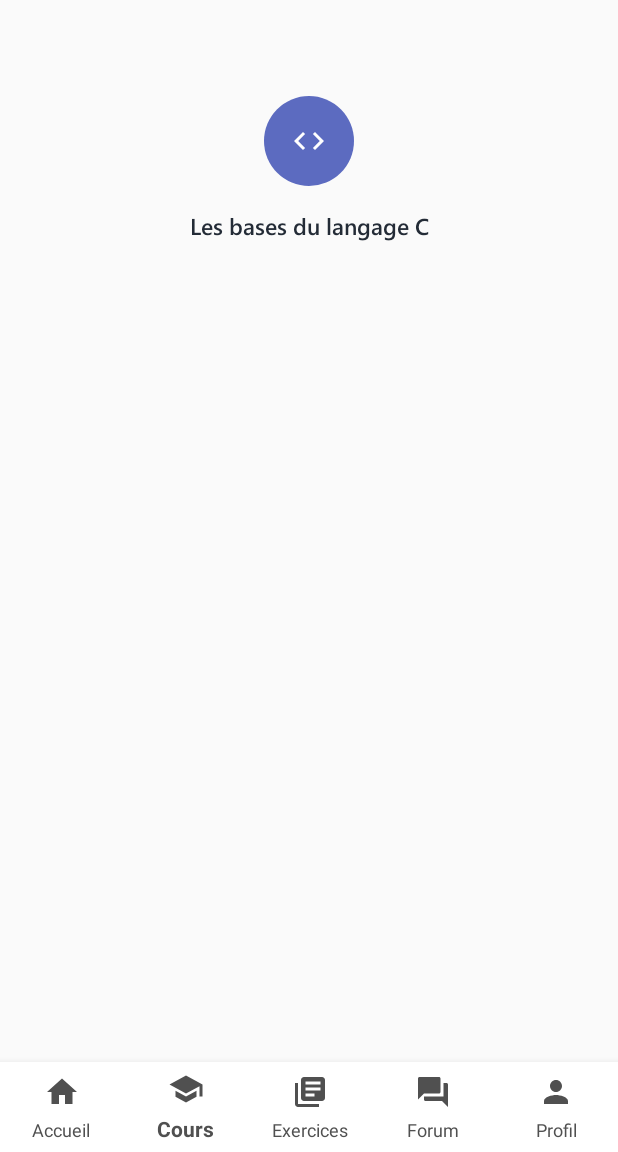
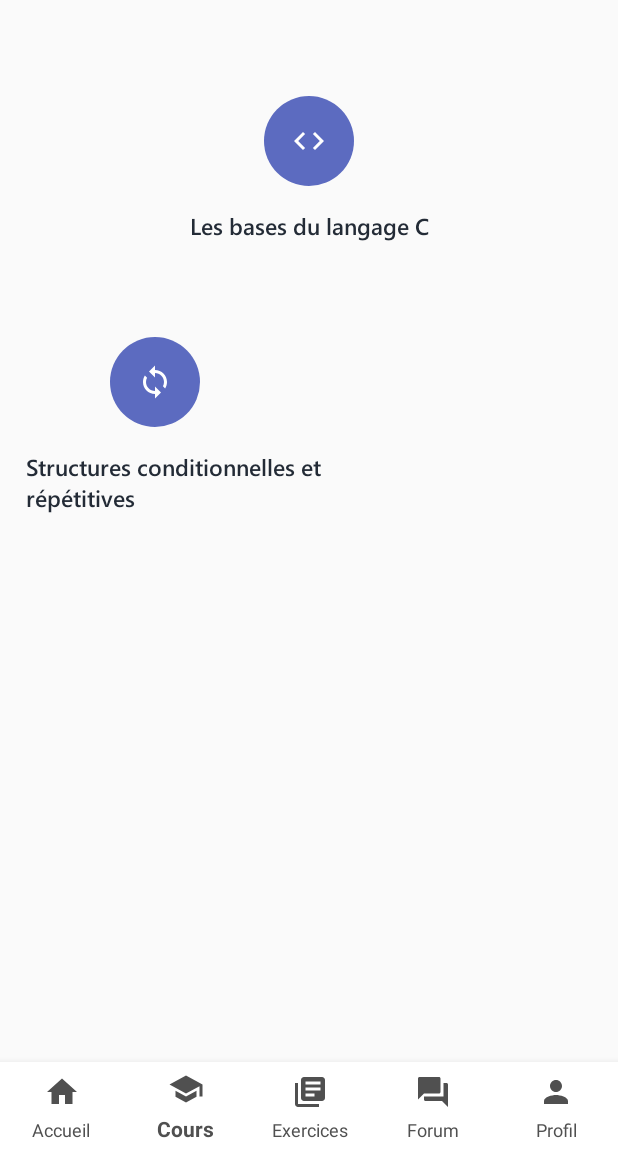
Before and after one commit to MestaouiYassine/ProgrammationC, an Android app: the screen it shows after launch once a user with an empty profile is signed in (HomeActivity), item 2 of the bottom bar chosen, on a phone screen of 412 x 824 dp, the part 84-1236 px from its top. Run offline under Robolectric (Android 15) with nearby library versions, the phone set to English and light mode, and no system bars; our stand-ins replace Firebase (no records; nobody signed in at launch, a user with empty details on screens opened directly); pictures from the network do not load.

Commit message:
Condit and loops course done

```diff
--- a/app/src/main/java/com/projet/programmationenc/MenuCoursesFragment.java
+++ b/app/src/main/java/com/projet/programmationenc/MenuCoursesFragment.java
@@ -5,13 +5,15 @@ import android.view.LayoutInflater;
 import android.view.View;
 import android.view.ViewGroup;
 import android.widget.ImageButton;
+import android.widget.TextView;
 
 import androidx.annotation.NonNull;
 import androidx.annotation.Nullable;
 import androidx.fragment.app.Fragment;
 
 public class MenuCoursesFragment extends Fragment {
-    ImageButton btnbasec;
+    private ImageButton btnbasec,btncondit;
+    private TextView txtvbasec,txtvcondit;
     @Nullable
     @Override
     public View onCreateView(@NonNull LayoutInflater inflater, @Nullable ViewGroup container, @Nullable Bundle savedInstanceState) {
@@ -23,6 +25,10 @@ public class MenuCoursesFragment extends Fragment {
         super.onViewCreated(view, savedInstanceState);
 
         btnbasec = view.findViewById(R.id.btnbasec);
+        btncondit = view.findViewById(R.id.btncondit);
+
+        txtvbasec = view.findViewById(R.id.txtvbasec);
+        txtvcondit = view.findViewById(R.id.txtvcondit);
 
         btnbasec.setOnClickListener(new View.OnClickListener() {
             @Override
@@ -30,5 +36,26 @@ public class MenuCoursesFragment extends Fragment {
                 getActivity().getSupportFragmentManager().beginTransaction().replace(R.id.fragcontainer, new BaseCFragment()).addToBackStack(null).commit();
             }
         });
+
+        txtvbasec.setOnClickListener(new View.OnClickListener() {
+            @Override
+            public void onClick(View v) {
+                getActivity().getSupportFragmentManager().beginTransaction().replace(R.id.fragcontainer, new BaseCFragment()).addToBackStack(null).commit();
+            }
+        });
+
+        btncondit.setOnClickListener(new View.OnClickListener() {
+            @Override
+            public void onClick(View v) {
+                getActivity().getSupportFragmentManager().beginTransaction().replace(R.id.fragcontainer, new ConditFragment()).addToBackStack(null).commit();
+            }
+        });
+
+        txtvcondit.setOnClickListener(new View.OnClickListener() {
+            @Override
+            public void onClick(View v) {
+                getActivity().getSupportFragmentManager().beginTransaction().replace(R.id.fragcontainer, new ConditFragment()).addToBackStack(null).commit();
+            }
+        });
     }
 }
--- a/app/src/main/res/layout/activity_login.xml
+++ b/app/src/main/res/layout/activity_login.xml
@@ -62,6 +62,7 @@
         android:textSize="15sp"
         android:background="?attr/selectableItemBackground"
         android:clickable="true"
+        android:focusable="true"
         app:layout_constraintEnd_toEndOf="parent"
         app:layout_constraintStart_toStartOf="parent"
         app:layout_constraintTop_toBottomOf="@id/btnsigninlogin" />
@@ -103,6 +104,7 @@
         android:textSize="15sp"
         android:background="?attr/selectableItemBackground"
         android:clickable="true"
+        android:focusable="true"
         app:layout_constraintBaseline_toBaselineOf="@id/textView2"
         app:layout_constraintStart_toEndOf="@id/textView2" />
 
--- a/app/src/main/res/layout/activity_main.xml
+++ b/app/src/main/res/layout/activity_main.xml
@@ -33,6 +33,7 @@
         android:textSize="15sp"
         android:background="?attr/selectableItemBackground"
         android:clickable="true"
+        android:focusable="true"
         app:layout_constraintBaseline_toBaselineOf="@id/textView2"
         app:layout_constraintStart_toEndOf="@id/textView2" />
 
--- a/app/src/main/res/layout/fragment_editprofile.xml
+++ b/app/src/main/res/layout/fragment_editprofile.xml
@@ -12,6 +12,7 @@
         android:layout_height="117dp"
         android:layout_marginTop="64dp"
         android:clickable="true"
+        android:focusable="true"
         android:src="@mipmap/ic_person_grayv2_round"
         app:civ_border_color="@color/black"
         app:civ_border_width="2dp"
@@ -74,6 +75,7 @@
         android:textColor="@color/blue"
         android:background="?attr/selectableItemBackground"
         android:clickable="true"
+        android:focusable="true"
         app:layout_constraintEnd_toEndOf="parent"
         app:layout_constraintStart_toStartOf="parent"
         app:layout_constraintTop_toBottomOf="@id/imgvavataredit" />
--- a/app/src/main/res/layout/fragment_menucourses.xml
+++ b/app/src/main/res/layout/fragment_menucourses.xml
@@ -18,7 +18,7 @@
         app:srcCompat="@drawable/ic_code_white_24dp" />
 
     <TextView
-        android:id="@+id/txtvbasic"
+        android:id="@+id/txtvbasec"
         android:layout_width="wrap_content"
         android:layout_height="wrap_content"
         android:layout_marginTop="16dp"
@@ -26,7 +26,37 @@
         android:textColor="@color/black"
         android:textSize="15sp"
         android:fontFamily="@font/semibold"
+        android:background="?attr/selectableItemBackground"
+        android:clickable="true"
+        android:focusable="true"
         app:layout_constraintEnd_toEndOf="parent"
         app:layout_constraintStart_toStartOf="parent"
         app:layout_constraintTop_toBottomOf="@+id/btnbasec" />
+
+    <ImageButton
+        android:id="@+id/btncondit"
+        android:layout_width="60dp"
+        android:layout_height="60dp"
+        android:layout_marginStart="72dp"
+        android:layout_marginTop="64dp"
+        android:background="@drawable/roundedbluebutton"
+        app:layout_constraintStart_toStartOf="parent"
+        app:layout_constraintTop_toBottomOf="@+id/txtvbasec"
+        app:srcCompat="@drawable/ic_loop_white_24dp" />
+
+    <TextView
+        android:id="@+id/txtvcondit"
+        android:layout_width="198dp"
+        android:layout_height="61dp"
+        android:layout_marginStart="16dp"
+        android:layout_marginTop="16dp"
+        android:background="?attr/selectableItemBackground"
+        android:clickable="true"
+        android:focusable="true"
+        android:fontFamily="@font/semibold"
+        android:text="Structures conditionnelles et répétitives"
+        android:textColor="@color/black"
+        android:textSize="15sp"
+        app:layout_constraintStart_toStartOf="parent"
+        app:layout_constraintTop_toBottomOf="@+id/btncondit" />
 </androidx.constraintlayout.widget.ConstraintLayout>
```
Also changed, not shown: app/src/main/java/com/projet/programmationenc/ConditFragment.java (added, +105 -0 lines), app/src/main/res/layout/fragment_condit.xml (added, +122 -0 lines), app/src/main/res/drawable/ic_loop_white_24dp.xml (renamed from app/src/main/res/drawable/ic_sync_white_24dp.xml).
